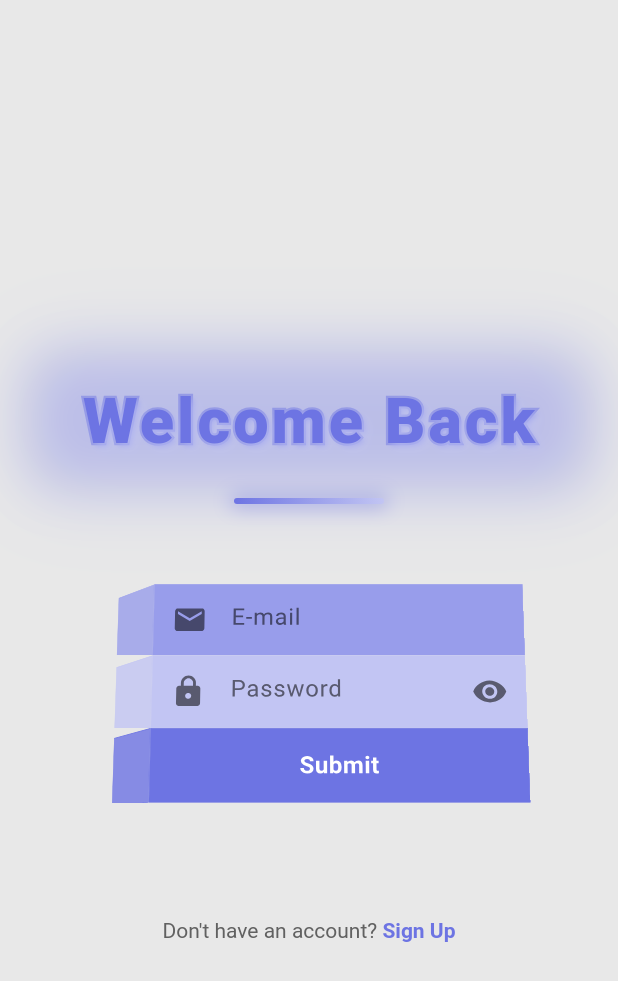
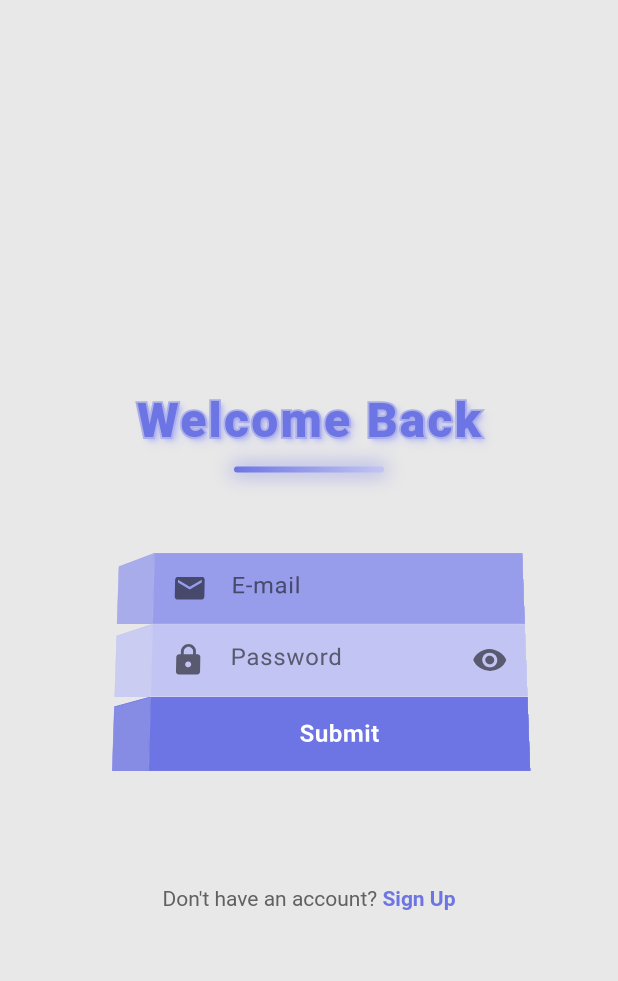
Before and after one commit to Adithyansyam/akshaya-requirements, a Flutter app: the screen it shows after launch, on a phone screen of 412 x 824 dp. Shown: the top 981 px of the screen. Run offline on Flutter 3.47's test engine with Material 3 defaults, Android fonts, the phone set to English and light mode, and no system bars; our stand-ins replace cloud_firestore, firebase_auth, firebase_core; accounts and stored records are empty.

Commit message:
sovled the pixel problem in login

```diff
--- a/lib/screens/login_screen.dart
+++ b/lib/screens/login_screen.dart
@@ -145,37 +145,20 @@ class LoginScreenState extends State<LoginScreen> with SingleTickerProviderState
                   },
                   child: Column(
                     children: [
-                      // Glowing container behind text
-                      Container(
-                        padding: const EdgeInsets.symmetric(horizontal: 30, vertical: 15),
-                        decoration: BoxDecoration(
-                          borderRadius: BorderRadius.circular(20),
-                          boxShadow: [
-                            BoxShadow(
-                              color: color4.withOpacity(0.3),
-                              blurRadius: 30,
-                              spreadRadius: 5,
-                            ),
-                            BoxShadow(
-                              color: color3.withOpacity(0.2),
-                              blurRadius: 50,
-                              spreadRadius: 10,
-                            ),
-                          ],
-                        ),
-                        child: Stack(
+                      // Welcome Back text without background
+                      Stack(
                         children: [
                           // Stroke/outline effect
                           Text(
                             'Welcome Back',
                             style: TextStyle(
-                                fontSize: 42,
+                              fontSize: 32,
                               fontWeight: FontWeight.w900,
-                                letterSpacing: 2,
+                              letterSpacing: 1.5,
                               height: 1.2,
                               foreground: Paint()
                                 ..style = PaintingStyle.stroke
-                                  ..strokeWidth = 3
+                                ..strokeWidth = 2.5
                                 ..color = color4.withOpacity(0.5),
                             ),
                           ),
@@ -183,10 +166,10 @@ class LoginScreenState extends State<LoginScreen> with SingleTickerProviderState
                           Text(
                             'Welcome Back',
                             style: TextStyle(
-                                fontSize: 42,
+                              fontSize: 32,
                               fontWeight: FontWeight.w900,
                               color: color4,
-                                letterSpacing: 2,
+                              letterSpacing: 1.5,
                               height: 1.2,
                               shadows: [
                                 Shadow(
@@ -203,7 +186,6 @@ class LoginScreenState extends State<LoginScreen> with SingleTickerProviderState
                             ),
                           ),
                         ],
-                        ),
                       ),
                       const SizedBox(height: 12),
                       // Decorative line with gradient
```
Lines whose indentation alone changed are shown as unchanged.
